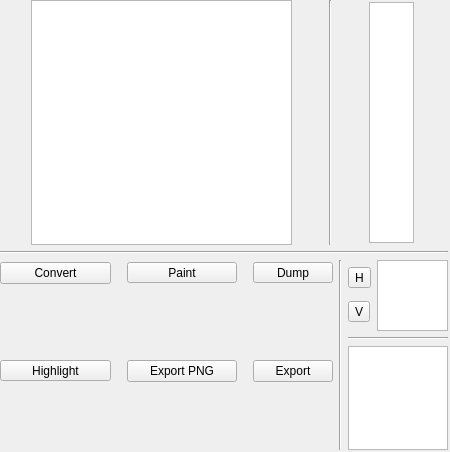
Above: BGTool/drawing_tab.ui from renatolond/DsTools before the change. Below: the same form after it.
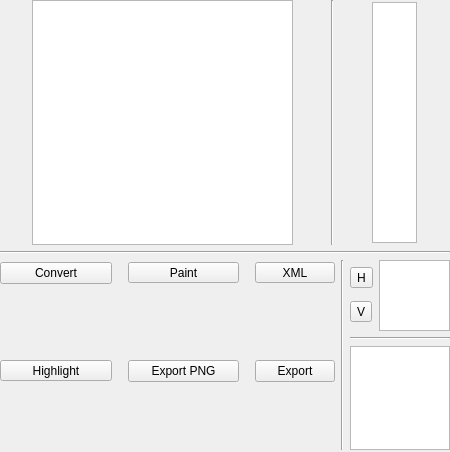
That is the form after the change. Custom widgets are drawn as their Qt base class.

What changed in the file:
```diff
--- a/BGTool/drawing_tab.ui
+++ b/BGTool/drawing_tab.ui
@@ -30,7 +30,7 @@
     <rect>
      <x>0</x>
      <y>0</y>
-     <width>448</width>
+     <width>450</width>
      <height>450</height>
     </rect>
    </property>
@@ -155,7 +155,7 @@
            </sizepolicy>
           </property>
           <property name="text">
-           <string>Dump</string>
+           <string>XML</string>
           </property>
          </widget>
         </item>
```
Left out of the diff: 2 changed lines with no effect on the pictures.
